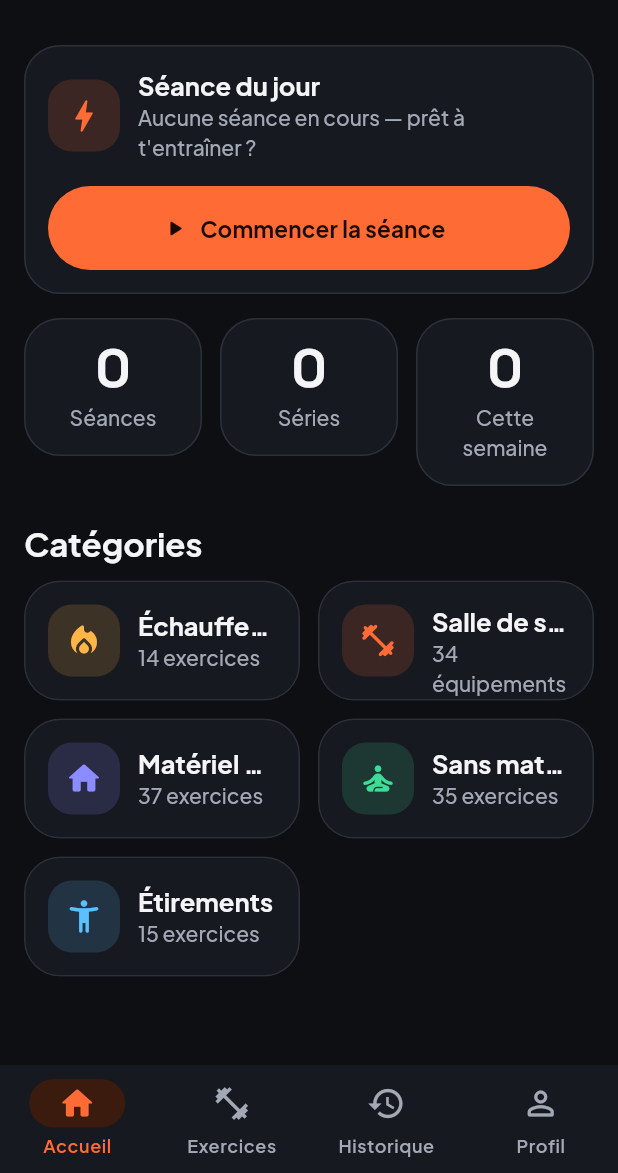
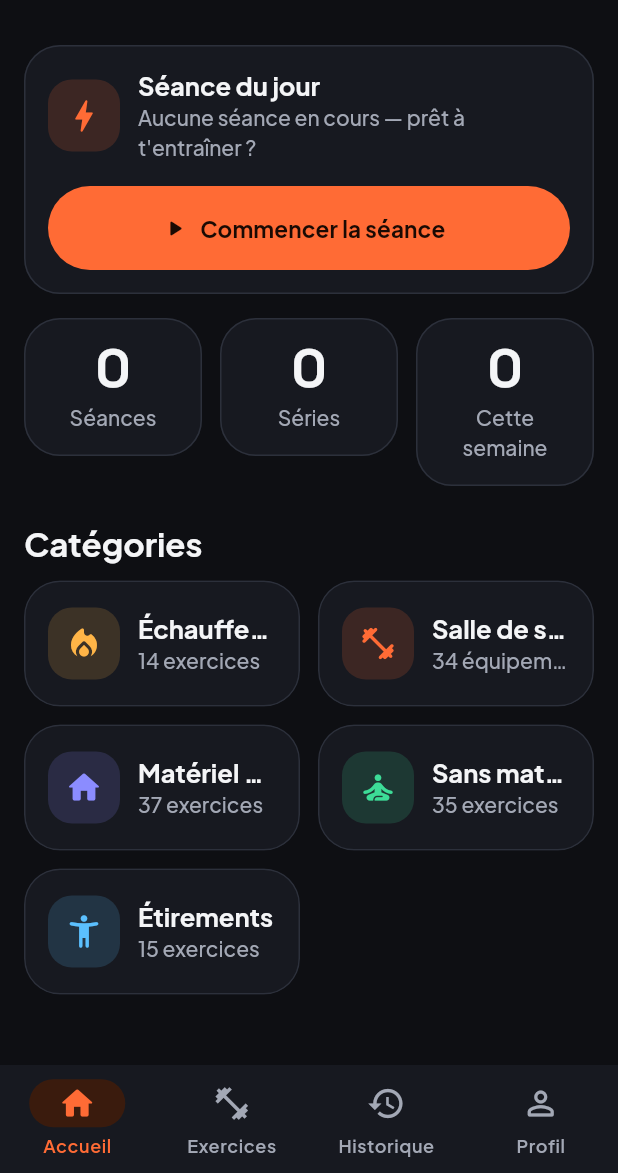
Before and after one commit to yoannbarbin-netizen/Yowda, a Flutter app: the screen it shows after launch, on a phone screen of 412 x 824 dp, the part 63-1236 px from its top. Run offline on Flutter 3.47's test engine with Material 3 defaults, Android fonts, the phone set to English and light mode, and no system bars; our stand-ins replace google_fonts, hive_flutter; missing offline and left inert: model_viewer_plus; accounts and stored records are empty.

Commit message:
Fix : fiche exercice (material) + grille categories sans debordement

```diff
--- a/lib/fiche_modele.dart
+++ b/lib/fiche_modele.dart
@@ -1,4 +1,4 @@
-import 'package:material_ui/material_ui.dart';
+import 'package:flutter/material.dart';
 import 'gifs_exercices.dart';
 import 'pages/session_active_page.dart';
 
--- a/lib/pages/accueil_page.dart
+++ b/lib/pages/accueil_page.dart
@@ -80,13 +80,15 @@ class _AccueilPageState extends State<AccueilPage> {
                 const SizedBox(height: Sp.xl),
                 Text('Catégories', style: t.textTheme.titleLarge),
                 const SizedBox(height: Sp.md),
-                GridView.count(
-                  crossAxisCount: 2,
-                  mainAxisSpacing: Sp.md,
-                  crossAxisSpacing: Sp.md,
-                  childAspectRatio: 2.3,
+                GridView(
                   shrinkWrap: true,
                   physics: const NeverScrollableScrollPhysics(),
+                  gridDelegate: const SliverGridDelegateWithFixedCrossAxisCount(
+                    crossAxisCount: 2,
+                    mainAxisSpacing: Sp.md,
+                    crossAxisSpacing: Sp.md,
+                    mainAxisExtent: 84,
+                  ),
                   children: [
                     CategoryCard(
                         icon: Icons.local_fire_department_rounded,
--- a/lib/widgets/category_card.dart
+++ b/lib/widgets/category_card.dart
@@ -52,6 +52,8 @@ class CategoryCard extends StatelessWidget {
                         maxLines: 1,
                         overflow: TextOverflow.ellipsis),
                     Text(subtitle,
+                        maxLines: 1,
+                        overflow: TextOverflow.ellipsis,
                         style: t.textTheme.bodyMedium
                             ?.copyWith(color: s.onSurfaceVariant)),
                   ],
```
Also changed, not shown: 4 other files.
